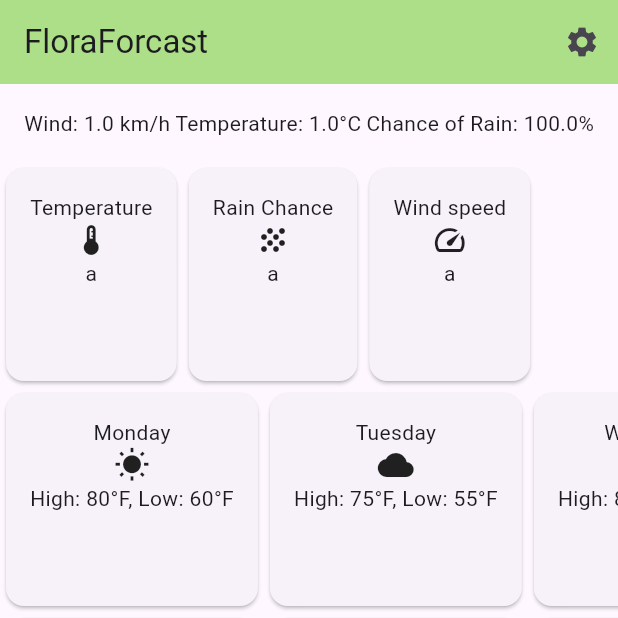
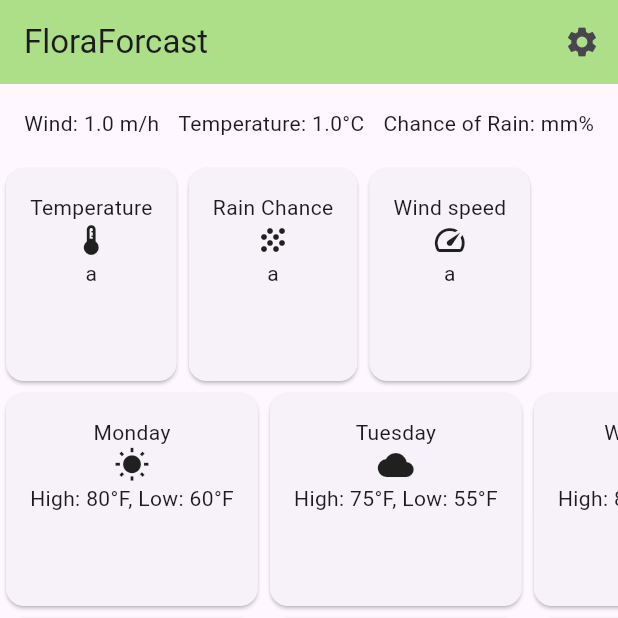
Before and after one commit to z-dodson/Gardening-weather-app, a Flutter app: the screen it shows after launch, on a phone screen of 412 x 824 dp, the top half of it. Run offline on Flutter 3.47's test engine with Material 3 defaults, Android fonts, the phone set to English and light mode, and no system bars.

Commit message:
MADE UPDATES WORK !!!
That's quite good

```diff
--- a/lib/main.dart
+++ b/lib/main.dart
@@ -1,5 +1,6 @@
 import 'package:flutter/material.dart';
 import 'package:flutter/services.dart';
+import 'dart:async';
 import 'settings.dart';
 import 'globals.dart';
 
@@ -44,8 +45,17 @@ class WeatherHomePage extends StatefulWidget {
 }
 
 class _WeatherHomePageState extends State<WeatherHomePage> {
+
+  void _update() {
+    setState(() {
+
+    });
+  }
+
   @override
   Widget build(BuildContext context) {
+    Object a = Timer.periodic(const Duration(milliseconds: 500), (timer) => _update());
+
     return Scaffold(
       appBar: AppBar(
         title: Text('FloraForcast'),
@@ -81,9 +91,9 @@ class __WeatherBodyState extends State<_WeatherBody> {
           child: Row(
             mainAxisAlignment: MainAxisAlignment.spaceBetween,
             children: [
-              Text('Wind: ' + currentWindSpeed.toString() + " " + speedUnits),
-              Text('Temperature: ' + getTemperatureInCorrectUnits(currentTemperature).toString() + temperatureUnits),
-              Text('Chance of Rain: ' + (currentChanceOfRain * 100).toString() + "%"),
+              Text('Wind: ' + currentWindSpeed.toString() + " " + getStringUnitsWind(GlobalWindUnits)),
+              Text('Temperature: ' + getTemperatureInCorrectUnits(currentTemperature).toString() + getStringUnitsTemp(GlobalTempretureUnits)),
+              Text('Chance of Rain: ' + getStringUnitsRain(GlobalRainUnits) + "%"),
             ],
           ),
         ),
```
